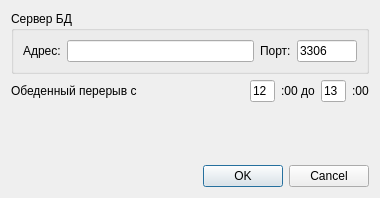
Before: the Qt Designer form settings.ui in nio-kun/timetable, drawn with Qt 5.
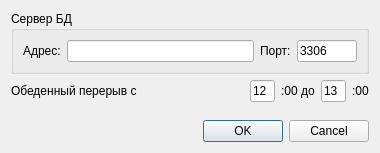
After: the same form once the commit is applied.

Patch:
```diff
--- a/settings.ui
+++ b/settings.ui
@@ -7,7 +7,7 @@
     <x>0</x>
     <y>0</y>
     <width>380</width>
-    <height>198</height>
+    <height>153</height>
    </rect>
   </property>
   <property name="windowTitle">
@@ -137,7 +137,7 @@
      <property name="sizeHint" stdset="0">
       <size>
        <width>20</width>
-       <height>40</height>
+       <height>10</height>
       </size>
      </property>
     </spacer>
```
